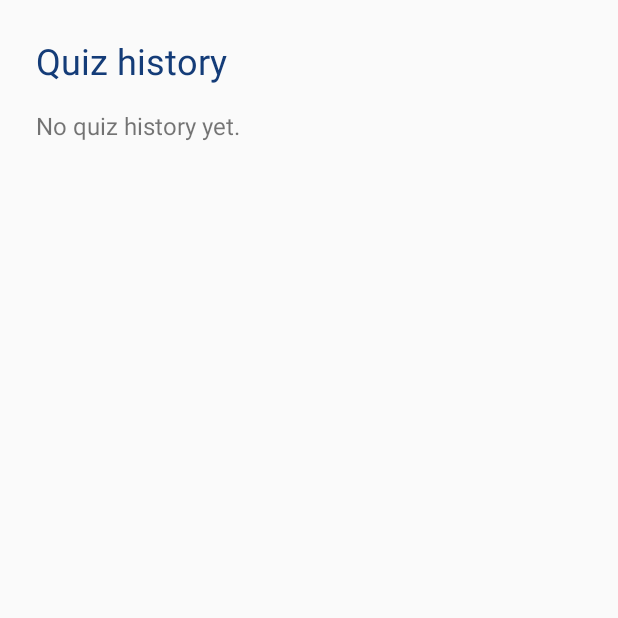
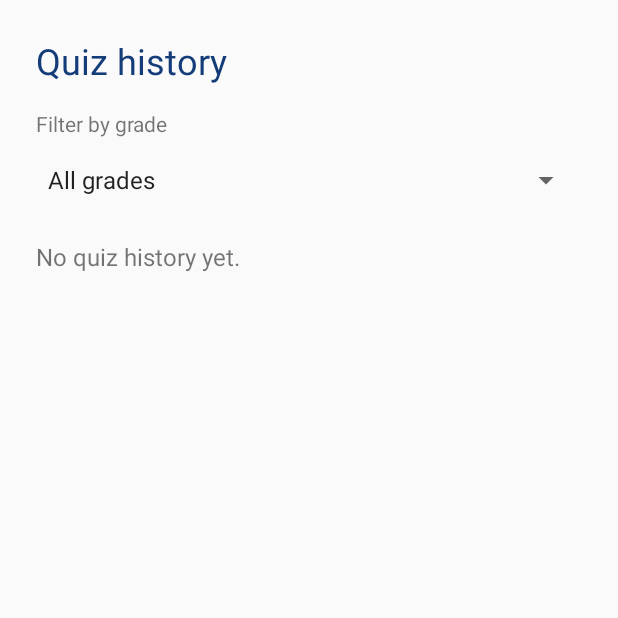
Before and after one commit to vietanhngo220-beep/bilingual-quiz-app, an Android app: the HistoryActivity screen opened directly, with no data from a screen before it, on a phone screen of 412 x 824 dp, the top half of it. Run offline under Robolectric (Android 15) with nearby library versions, the phone set to English and light mode, and no system bars.

Commit message:
Add grade filter to quiz history

```diff
--- a/app/src/main/java/com/vietanh/bilingualquiz/data/QuizDbHelper.java
+++ b/app/src/main/java/com/vietanh/bilingualquiz/data/QuizDbHelper.java
@@ -75,10 +75,20 @@ public class QuizDbHelper extends SQLiteOpenHelper {
     }
 
     public android.database.Cursor getAttemptHistory() {
+        return getAttemptHistory(0);
+    }
+
+    /** Grade 0 returns all attempts; grades 1–12 return only that grade. */
+    public android.database.Cursor getAttemptHistory(int grade) {
+        if (grade < 0 || grade > 12) {
+            throw new IllegalArgumentException("Grade must be 0 or between 1 and 12");
+        }
         return getReadableDatabase().query(
                 "attempts",
                 new String[]{"grade", "score", "total", "created_at"},
-                null, null, null, null, "created_at DESC");
+                grade == 0 ? null : "grade = ?",
+                grade == 0 ? null : new String[]{String.valueOf(grade)},
+                null, null, "created_at DESC, id DESC");
     }
 
     private int getInt(String query) {
--- a/app/src/main/java/com/vietanh/bilingualquiz/ui/HistoryActivity.java
+++ b/app/src/main/java/com/vietanh/bilingualquiz/ui/HistoryActivity.java
@@ -4,6 +4,10 @@ import android.app.Activity;
 import android.database.Cursor;
 import android.graphics.Color;
 import android.os.Bundle;
+import android.view.View;
+import android.widget.AdapterView;
+import android.widget.ArrayAdapter;
+import android.widget.Spinner;
 import android.widget.LinearLayout;
 import android.widget.ScrollView;
 import android.widget.TextView;
@@ -17,10 +21,17 @@ import java.util.Locale;
 
 /** Shows individual quiz attempts after opening history from statistics. */
 public class HistoryActivity extends Activity {
+    private static final String SELECTED_GRADE = "selectedGrade";
+    private boolean vi;
+    private int selectedGrade;
+    private LinearLayout historyList;
+
     @Override
     protected void onCreate(Bundle savedInstanceState) {
         super.onCreate(savedInstanceState);
-        boolean vi = LanguageSettings.isVietnamese(this);
+        vi = LanguageSettings.isVietnamese(this);
+        selectedGrade = savedInstanceState == null ? 0
+                : savedInstanceState.getInt(SELECTED_GRADE, 0);
         ScrollView scroll = new ScrollView(this);
         LinearLayout screen = new LinearLayout(this);
         screen.setOrientation(LinearLayout.VERTICAL);
@@ -40,9 +51,55 @@ public class HistoryActivity extends Activity {
         title.setTextColor(Color.rgb(20, 60, 120));
         screen.addView(title);
 
+        TextView filterLabel = new TextView(this);
+        filterLabel.setText(vi ? "Lọc theo lớp" : "Filter by grade");
+        filterLabel.setPadding(0, dp(16), 0, dp(4));
+        screen.addView(filterLabel);
+
+        String[] grades = new String[13];
+        grades[0] = vi ? "Tất cả lớp" : "All grades";
+        for (int grade = 1; grade <= 12; grade++) {
+            grades[grade] = (vi ? "Lớp " : "Grade ") + grade;
+        }
+        Spinner gradeFilter = new Spinner(this);
+        gradeFilter.setContentDescription(vi ? "Lọc theo lớp" : "Filter by grade");
+        ArrayAdapter<String> adapter = new ArrayAdapter<>(this,
+                android.R.layout.simple_spinner_item, grades);
+        adapter.setDropDownViewResource(android.R.layout.simple_spinner_dropdown_item);
+        gradeFilter.setAdapter(adapter);
+        gradeFilter.setSelection(selectedGrade);
+        screen.addView(gradeFilter, new LinearLayout.LayoutParams(
+                LinearLayout.LayoutParams.MATCH_PARENT, dp(48)));
+
+        historyList = new LinearLayout(this);
+        historyList.setOrientation(LinearLayout.VERTICAL);
+        screen.addView(historyList);
+        gradeFilter.setOnItemSelectedListener(new AdapterView.OnItemSelectedListener() {
+            @Override
+            public void onItemSelected(AdapterView<?> parent, View view, int position, long id) {
+                selectedGrade = position;
+                showHistory();
+            }
+
+            @Override
+            public void onNothingSelected(AdapterView<?> parent) { }
+        });
+        showHistory();
+        setContentView(scroll);
+        screen.requestApplyInsets();
+    }
+
+    @Override
+    protected void onSaveInstanceState(Bundle outState) {
+        outState.putInt(SELECTED_GRADE, selectedGrade);
+        super.onSaveInstanceState(outState);
+    }
+
+    private void showHistory() {
+        historyList.removeAllViews();
         SimpleDateFormat dateFormat = new SimpleDateFormat("dd/MM/yyyy HH:mm", Locale.getDefault());
         QuizDbHelper database = new QuizDbHelper(this);
-        try (Cursor history = database.getAttemptHistory()) {
+        try (Cursor history = database.getAttemptHistory(selectedGrade)) {
             int attemptNumber = history.getCount();
             while (history.moveToNext()) {
                 TextView attempt = new TextView(this);
@@ -56,21 +113,22 @@ public class HistoryActivity extends Activity {
                 attempt.setTextSize(16);
                 attempt.setTextColor(Color.DKGRAY);
                 attempt.setPadding(0, dp(16), 0, dp(16));
-                screen.addView(attempt);
+                historyList.addView(attempt);
                 attemptNumber--;
             }
             if (history.getCount() == 0) {
                 TextView empty = new TextView(this);
-                empty.setText(vi ? "Chưa có lịch sử làm bài." : "No quiz history yet.");
+                empty.setText(selectedGrade == 0
+                        ? (vi ? "Chưa có lịch sử làm bài." : "No quiz history yet.")
+                        : (vi ? "Chưa có bài làm cho lớp " + selectedGrade + "."
+                                : "No attempts for grade " + selectedGrade + "."));
                 empty.setTextSize(16);
                 empty.setPadding(0, dp(16), 0, 0);
-                screen.addView(empty);
+                historyList.addView(empty);
             }
         } finally {
             database.close();
         }
-        setContentView(scroll);
-        screen.requestApplyInsets();
     }
 
     private int dp(int value) {
```
